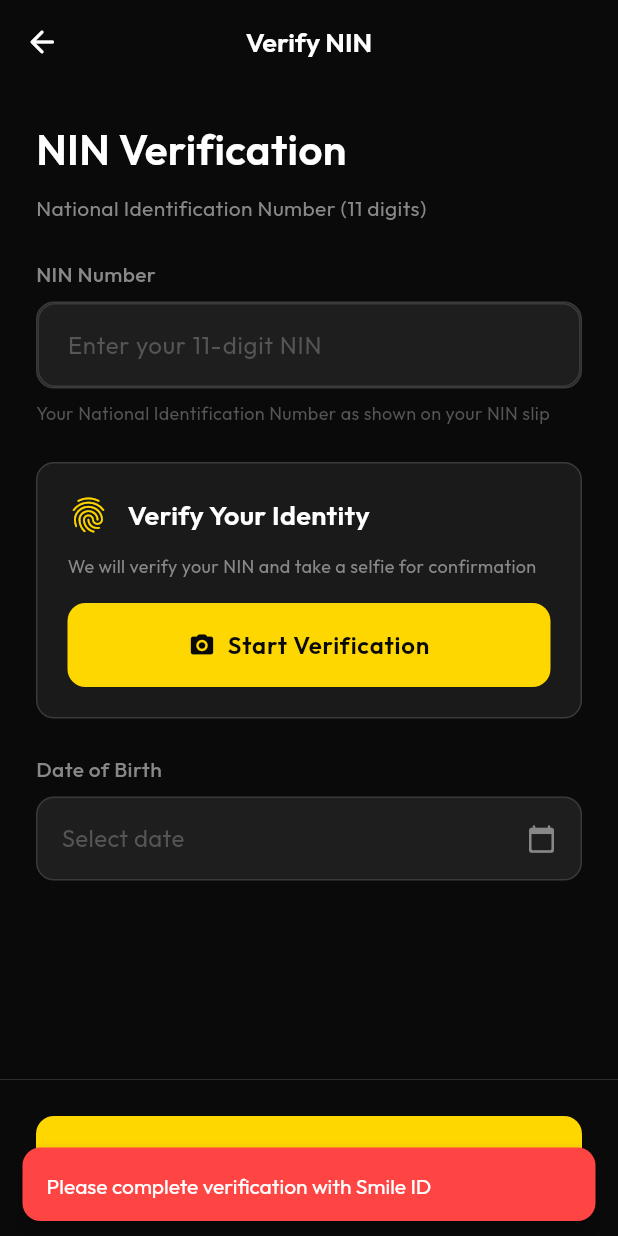
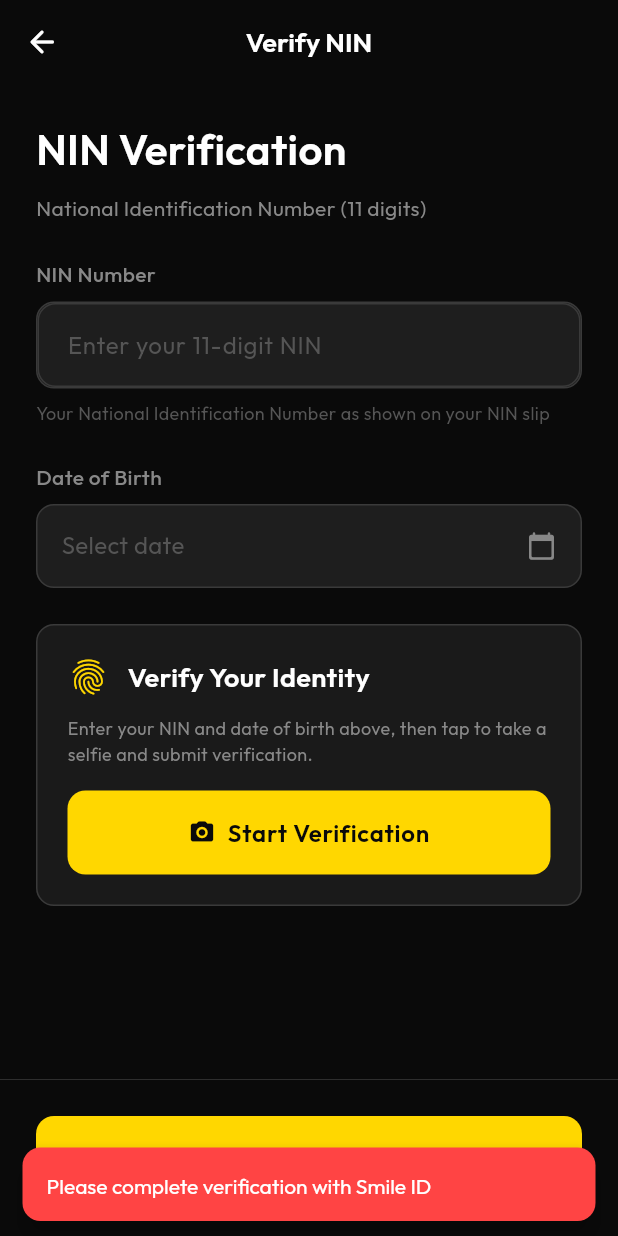
Before and after one commit to bone2020/Claude_qr_wallet, a Flutter app: the NinVerificationScreen screen opened by its route, after a tap on "Continue", on a phone screen of 412 x 824 dp. Run offline on Flutter 3.47's test engine with Material 3 defaults, Android fonts, the phone set to English and light mode, and no system bars; drawn by our look-alikes of flutter_animate; our stand-ins replace app_links, cloud_firestore, cloud_functions, connectivity_plus, firebase_auth, firebase_core and 21 more; missing offline and left inert: firebase_app_check, gal, mobile_scanner, no_screenshot, smile_id; accounts and stored records are empty.

```diff
--- a/lib/features/auth/screens/kyc/nin_verification_screen.dart
+++ b/lib/features/auth/screens/kyc/nin_verification_screen.dart
@@ -1,20 +1,15 @@
-import 'dart:convert';
-import 'dart:io';
 import 'package:cloud_firestore/cloud_firestore.dart';
-import 'package:cloud_functions/cloud_functions.dart';
 import 'package:firebase_auth/firebase_auth.dart';
-import 'package:firebase_storage/firebase_storage.dart';
 import 'package:flutter/material.dart';
 import 'package:flutter_animate/flutter_animate.dart';
 import 'package:flutter_riverpod/flutter_riverpod.dart';
 import 'package:go_router/go_router.dart';
 import 'package:smile_id/smile_id.dart';
-import 'package:smile_id/products/selfie/smile_id_smart_selfie_enrollment.dart';
+import 'package:smile_id/products/biometric/smile_id_biometric_kyc.dart';
 
 import '../../../../core/constants/constants.dart';
 import '../../../../core/router/app_router.dart';
 import '../../../../core/services/smile_id_service.dart';
-import '../../../../core/services/user_service.dart';
 import '../../../../core/utils/error_handler.dart';
 import '../../../../providers/auth_provider.dart';
 import '../../widgets/kyc_verification_card.dart';
@@ -42,7 +37,6 @@ class _NinVerificationScreenState extends ConsumerState<NinVerificationScreen> {
   bool _isLoading = false;
   bool _isCaptured = false;
   String? _verificationResult;
-  SmileIdFiles? _smileIdFiles;
   String? _userId;
   String? _loadingMessage;
 
@@ -73,11 +67,27 @@ class _NinVerificationScreenState extends ConsumerState<NinVerificationScreen> {
       return;
     }
 
+    if (_dateOfBirth == null) {
+      _showError('Please select your date of birth before taking the selfie');
+      return;
+    }
+
+    final user = ref.read(currentUserProvider);
+    final firstName = user?.firstName;
+    final lastName = user?.lastName;
+    final dobIso = _dateOfBirth!.toIso8601String().split('T').first; // YYYY-MM-DD
+
     final result = await Navigator.push<String>(
       context,
       MaterialPageRoute(
-        builder: (context) => _SmileIdSmartSelfieScreen(
+        builder: (context) => _SmileIdBiometricKycScreen(
           userId: _userId!,
+          country: widget.countryCode,
+          idType: 'NATIONAL_ID_NO_PHOTO',
+          idNumber: idNumber,
+          firstName: firstName,
+          lastName: lastName,
+          dob: dobIso,
         ),
       ),
     );
@@ -89,9 +99,8 @@ class _NinVerificationScreenState extends ConsumerState<NinVerificationScreen> {
       setState(() {
         _isCaptured = true;
         _verificationResult = result;
-        _smileIdFiles = SmileIDService.instance.parseResultFiles(result);
       });
-      _showSuccess('Selfie captured successfully');
+      _showSuccess('Verification submitted successfully');
     }
   }
 
@@ -131,44 +140,23 @@ class _NinVerificationScreenState extends ConsumerState<NinVerificationScreen> {
       return;
     }
 
-    // Validate that we actually have the captured files on disk
-    final selfieFile = _smileIdFiles?.selfie;
-    final livenessFiles = _smileIdFiles?.livenessImages ?? const <File>[];
-
-    if (selfieFile == null || !selfieFile.existsSync()) {
-      _showError('Selfie image is missing. Please retake your selfie.');
-      return;
-    }
-    if (livenessFiles.isEmpty) {
-      _showError('Verification images are missing. Please retake your selfie.');
-      return;
-    }
-    for (final f in livenessFiles) {
-      if (!f.existsSync()) {
-        _showError('Verification images are missing. Please retake your selfie.');
-        return;
-      }
-    }
-
     setState(() {
       _isLoading = true;
-      _loadingMessage = 'Starting verification...';
+      _loadingMessage = 'Finalizing verification...';
     });
 
     try {
       // Phone verification step (optional for SmileID countries)
-      // Run BEFORE uploading photos so user can back out without wasting bandwidth
       await context.push<bool>(
         AppRoutes.kycPhoneVerification,
         extra: {
           'countryCode': widget.countryCode,
-          'documentVerified': true, // SmileID already verified, skip is allowed
+          'documentVerified': true,
         },
       );
 
       if (!mounted) return;
 
-      // Confirm we still have a Firebase user
       final firebaseUser = FirebaseAuth.instance.currentUser;
       if (firebaseUser == null) {
         _showError('You are not signed in. Please sign in and try again.');
@@ -179,46 +167,8 @@ class _NinVerificationScreenState extends ConsumerState<NinVerificationScreen> {
         return;
       }
 
-      // Generate a client-side job ID used only for storage path naming
-      // (the server function generates its own SmileID job ID separately)
-      final clientJobId =
-          'job_${DateTime.now().millisecondsSinceEpoch}_${firebaseUser.uid.substring(0, 6)}';
-
-      final storage = FirebaseStorage.instance;
-      final basePath = 'kyc_documents/${firebaseUser.uid}';
-
-      // Upload selfie
-      setState(() => _loadingMessage = 'Uploading selfie...');
-      final selfieStoragePath = '$basePath/${clientJobId}_selfie.jpg';
-      await storage.ref(selfieStoragePath).putFile(
-            selfieFile,
-            SettableMetadata(contentType: 'image/jpeg'),
-          );
-
-      if (!mounted) return;
-
-      // Upload each liveness image, updating the progress message as we go
-      final livenessStoragePaths = <String>[];
-      for (var i = 0; i < livenessFiles.length; i++) {
-        if (!mounted) return;
-        setState(() {
-          _loadingMessage =
-              'Uploading verification images... (${i + 1} of ${livenessFiles.length})';
-        });
-        final livenessPath = '$basePath/${clientJobId}_liveness_$i.jpg';
-        await storage.ref(livenessPath).putFile(
-              livenessFiles[i],
-              SettableMetadata(contentType: 'image/jpeg'),
-            );
-        livenessStoragePaths.add(livenessPath);
-      }
-
-      if (!mounted) return;
-
-      // Write the kyc/documents record so the verification_pending_screen
-      // can find smileUserId/smileJobId and so other parts of the app that
-      // read this doc continue to work.
-      setState(() => _loadingMessage = 'Saving verification details...');
+      // Save the kyc/documents record so verification_pending_screen can
+      // poll for smileUserId and listen for kycStatus updates from the webhook.
       await FirebaseFirestore.instance
           .collection('users')
           .doc(firebaseUser.uid)
@@ -232,16 +182,11 @@ class _NinVerificationScreenState extends ConsumerState<NinVerificationScreen> {
         'status': 'pending_review',
         'smileIdVerified': false,
         'smileUserId': _userId,
-        'clientJobId': clientJobId,
-        'selfieStoragePath': selfieStoragePath,
-        'livenessStoragePaths': livenessStoragePaths,
         if (_verificationResult != null) 'smileIdResult': _verificationResult,
       }, SetOptions(merge: true));
 
       if (!mounted) return;
 
-      // Update legacy KYC fields on the user doc.
-      // Do NOT set kycStatus here — the server function does that.
       await FirebaseFirestore.instance
           .collection('users')
           .doc(firebaseUser.uid)
@@ -252,23 +197,6 @@ class _NinVerificationScreenState extends ConsumerState<NinVerificationScreen> {
 
       if (!mounted) return;
 
-      // Call the server function — this is the moment SmileID actually
-      // gets the verification request. Errors here MUST be shown to the user.
-      setState(() => _loadingMessage = 'Submitting verification...');
-      final submitKyc = FirebaseFunctions.instance
-          .httpsCallable('submitBiometricKycVerification');
-      await submitKyc.call(<String, dynamic>{
-        'smileUserId': _userId,
-        'country': widget.countryCode,
-        'idType': 'NIN',
-        'idNumber': _idNumberController.text.trim(),
-        'selfieStoragePath': selfieStoragePath,
-        'livenessStoragePaths': livenessStoragePaths,
-      });
-
-      if (!mounted) return;
-
-      // Refresh local user state and navigate to the waiting screen
       try {
         await ref.read(authNotifierProvider.notifier).refreshUser();
       } catch (_) {}
@@ -279,17 +207,13 @@ class _NinVerificationScreenState extends ConsumerState<NinVerificationScreen> {
 
       if (!mounted) return;
       context.go(AppRoutes.verificationPending);
-    } on FirebaseFunctionsException catch (e) {
-      if (!mounted) return;
-      debugPrint('submitBiometricKycVerification failed: ${e.code} ${e.message}');
-      _showError(e.message ?? 'Failed to submit verification. Please try again.');
     } on FirebaseException catch (e) {
       if (!mounted) return;
-      debugPrint('Firebase error during KYC submission: ${e.code} ${e.message}');
-      _showError(e.message ?? 'Upload failed. Please check your connection and try again.');
+      debugPrint('Firebase error during KYC finalization: ${e.code} ${e.message}');
+      _showError(e.message ?? 'Save failed. Please check your connection and try again.');
     } catch (e) {
       if (!mounted) return;
-      debugPrint('Unexpected error during KYC submission: $e');
+      debugPrint('Unexpected error during KYC finalization: $e');
       _showError('Something went wrong. Please try again.');
     } finally {
       if (mounted) {
@@ -356,20 +280,20 @@ class _NinVerificationScreenState extends ConsumerState<NinVerificationScreen> {
 
                     const SizedBox(height: AppDimensions.spaceXL),
 
-                    KycVerificationCard(
-                      title: _isCaptured ? 'Document Captured' : 'Verify Your Identity',
-                      description: _isCaptured
-                          ? 'Your NIN has been captured. Verification will begin when you continue.'
-                          : 'We will verify your NIN and take a selfie for confirmation',
-                      isVerified: _isCaptured,
-                      onStartVerification: _startVerification,
+                    KycDateOfBirthPicker(
+                      selectedDate: _dateOfBirth,
+                      onTap: _selectDateOfBirth,
                     ).animate().fadeIn(delay: 200.ms, duration: 400.ms),
 
                     const SizedBox(height: AppDimensions.spaceXL),
 
-                    KycDateOfBirthPicker(
-                      selectedDate: _dateOfBirth,
-                      onTap: _selectDateOfBirth,
+                    KycVerificationCard(
+                      title: _isCaptured ? 'Verification Submitted' : 'Verify Your Identity',
+                      description: _isCaptured
+                          ? 'Your selfie has been captured and submitted. Tap continue to finish.'
+                          : 'Enter your NIN and date of birth above, then tap to take a selfie and submit verification.',
+                      isVerified: _isCaptured,
+                      onStartVerification: _startVerification,
                     ).animate().fadeIn(delay: 300.ms, duration: 400.ms),
 
                     const SizedBox(height: AppDimensions.spaceXXL),
@@ -432,23 +356,47 @@ class _NinVerificationScreenState extends ConsumerState<NinVerificationScreen> {
   }
 }
 
-/// Internal SmartSelfie Enrollment Screen (selfie only, no document)
-class _SmileIdSmartSelfieScreen extends StatelessWidget {
+/// Internal Biometric KYC Screen — captures selfie AND submits the full
+/// Biometric KYC job (NIN lookup + selfie match) to SmileID in one step.
+class _SmileIdBiometricKycScreen extends StatelessWidget {
   final String userId;
+  final String country;
+  final String idType;
+  final String idNumber;
+  final String? firstName;
+  final String? lastName;
+  final String dob;
 
-  const _SmileIdSmartSelfieScreen({
+  const _SmileIdBiometricKycScreen({
     required this.userId,
+    required this.country,
+    required this.idType,
+    required this.idNumber,
+    required this.firstName,
+    required this.lastName,
+    required this.dob,
   });
 
   @override
   Widget build(BuildContext context) {
+    final nowIso = DateTime.now().toUtc().toIso8601String();
     return Scaffold(
-      body: SmileIDSmartSelfieEnrollment(
+      body: SmileIDBiometricKYC(
+        country: country,
+        idType: idType,
+        idNumber: idNumber,
+        firstName: firstName,
+        lastName: lastName,
+        dob: dob,
         userId: userId,
         allowNewEnroll: true,
         allowAgentMode: false,
         showAttribution: true,
         showInstructions: true,
+        personalDetailsConsentGranted: true,
+        contactInformationConsentGranted: true,
+        documentInformationConsentGranted: true,
+        consentGrantedDate: nowIso,
         extraPartnerParams: {
           "callback_url": _smileIdCallbackUrl,
         },
--- a/pubspec.yaml
+++ b/pubspec.yaml
@@ -84,7 +84,7 @@ dependencies:
 
   # Security
   no_screenshot: ^0.3.1
-  smile_id: ^11.2.9
+  smile_id: ^11.2.5
 
 dev_dependencies:
   flutter_test:
```
